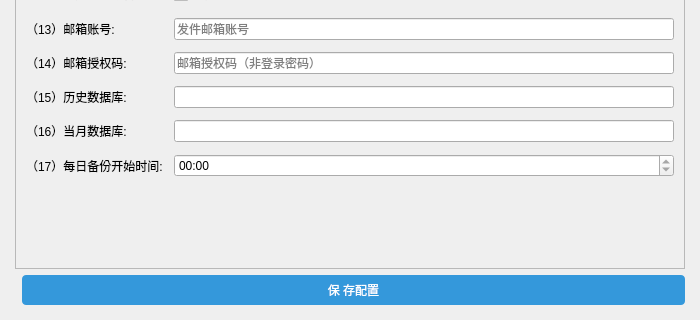
The window that ui/paramconfigwidget.ui (1034569185/1034569185) describes before a commit, drawn with Qt 5; both pictures show x 0 to 700 and y 430 to 750 of the 700 by 750 pixel window.
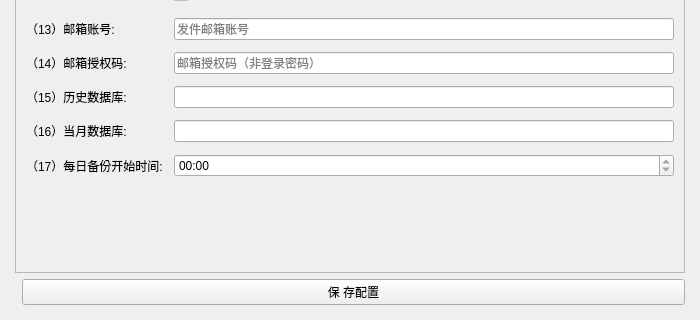
The same window after the commit.

Commit message:
Polish QSS skin integration and remove inline style overrides
Agent-Logs-Url: https://github.com/1034569185/1034569185/sessions/25855561-4c25-4243-ade2-edfe54ba42ff

```diff
--- a/ui/paramconfigwidget.ui
+++ b/ui/paramconfigwidget.ui
@@ -381,10 +381,6 @@
        <property name="minimumWidth">
         <number>120</number>
        </property>
-       <property name="styleSheet">
-        <string>QPushButton { background-color: #3498db; color: white; padding: 6px 20px; border: none; border-radius: 4px; }
-QPushButton:hover { background-color: #2980b9; }</string>
-       </property>
       </widget>
      </item>
     </layout>
```
The commit also changes 13 other files.
